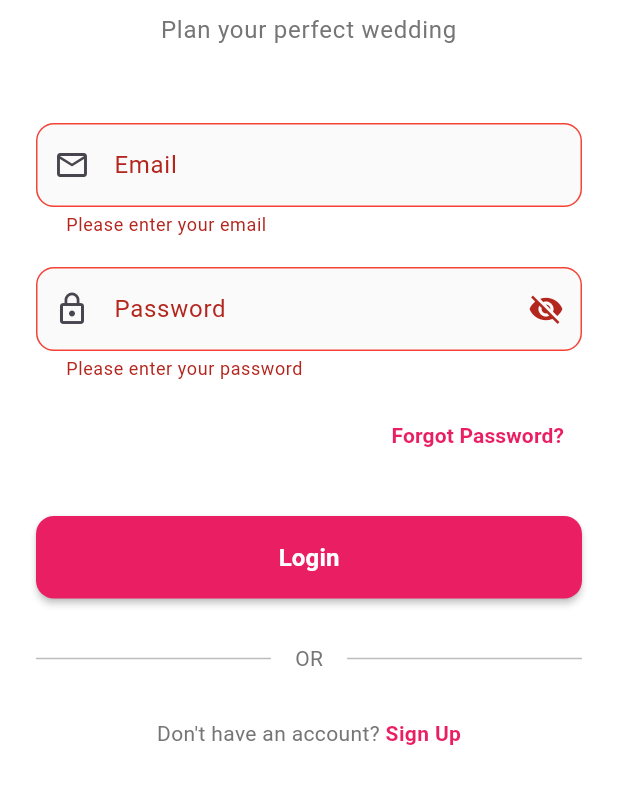
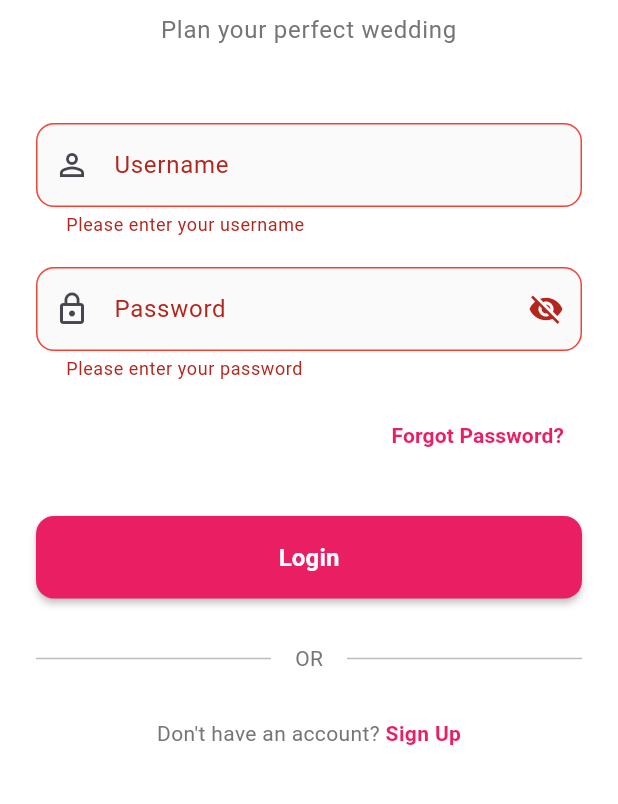
Before and after one commit to salva669/harusi, a Flutter app: the screen it shows after launch, after a tap on "Login", on a phone screen of 412 x 824 dp, the part 294-1098 px from its top. Run offline on Flutter 3.47's test engine with Material 3 defaults, Android fonts, the phone set to English and light mode, and no system bars; our stand-ins replace shared_preferences; accounts and stored records are empty.

Commit message:
login_screen

```diff
--- a/harusi_mobile/lib/screens/login_screen.dart
+++ b/harusi_mobile/lib/screens/login_screen.dart
@@ -1,7 +1,10 @@
 import 'package:flutter/material.dart';
+import 'package:harusi_mobile/screens/home_screen.dart';
+import 'package:harusi_mobile/services/api_service.dart';
 import 'registration_screen.dart';
 
 class LoginScreen extends StatefulWidget {
+  // ignore: use_super_parameters
   const LoginScreen({Key? key}) : super(key: key);
 
   @override
@@ -10,14 +13,14 @@ class LoginScreen extends StatefulWidget {
 
 class _LoginScreenState extends State<LoginScreen> {
   final _formKey = GlobalKey<FormState>();
-  final _emailController = TextEditingController();
+  final _usernameController = TextEditingController();
   final _passwordController = TextEditingController();
   bool _isPasswordVisible = false;
   bool _isLoading = false;
 
   @override
   void dispose() {
-    _emailController.dispose();
+    _usernameController.dispose();
     _passwordController.dispose();
     super.dispose();
   }
@@ -26,13 +29,35 @@ class _LoginScreenState extends State<LoginScreen> {
     if (_formKey.currentState!.validate()) {
       setState(() => _isLoading = true);
 
-      // TODO: Implement API call to your Django backend
-      await Future.delayed(const Duration(seconds: 2)); // Simulating API call
+      try {
+        final response = await ApiService.login(
+          username: _usernameController.text,
+          password: _passwordController.text,
+        );
 
-      setState(() => _isLoading = false);
+        setState(() => _isLoading = false);
 
-      // Navigate to home screen after successful login
-      // Navigator.pushReplacement(context, MaterialPageRoute(builder: (_) => HomeScreen()));
+        // Navigate to home screen after successful login
+        if (mounted) {
+          Navigator.pushReplacement(
+            context,
+            MaterialPageRoute(
+              builder: (_) => HomeScreen(userId: response['user']['id']),
+            ),
+          );
+        }
+      } catch (e) {
+        setState(() => _isLoading = false);
+
+        if (mounted) {
+          ScaffoldMessenger.of(context).showSnackBar(
+            SnackBar(
+              content: Text(e.toString().replaceAll('Exception: ', '')),
+              backgroundColor: Colors.red,
+            ),
+          );
+        }
+      }
     }
   }
 
@@ -80,21 +105,18 @@ class _LoginScreenState extends State<LoginScreen> {
 
                 const SizedBox(height: 50),
 
-                // Email Field
+                // Username Field
                 TextFormField(
-                  controller: _emailController,
-                  keyboardType: TextInputType.emailAddress,
+                  controller: _usernameController,
+                  keyboardType: TextInputType.text,
                   decoration: const InputDecoration(
-                    labelText: 'Email',
-                    hintText: 'Enter your email',
-                    prefixIcon: Icon(Icons.email_outlined),
+                    labelText: 'Username',
+                    hintText: 'Enter your username',
+                    prefixIcon: Icon(Icons.person_outline),
                   ),
                   validator: (value) {
                     if (value == null || value.isEmpty) {
-                      return 'Please enter your email';
-                    }
-                    if (!RegExp(r'^[\w-\.]+@([\w-]+\.)+[\w-]{2,4}$').hasMatch(value)) {
-                      return 'Please enter a valid email';
+                      return 'Please enter your username';
                     }
                     return null;
                   },
@@ -139,7 +161,7 @@ class _LoginScreenState extends State<LoginScreen> {
                   alignment: Alignment.centerRight,
                   child: TextButton(
                     onPressed: () {
-                      // TODO: Navigate to forgot password screen
+
                     },
                     child: Text(
                       'Forgot Password?',
```
